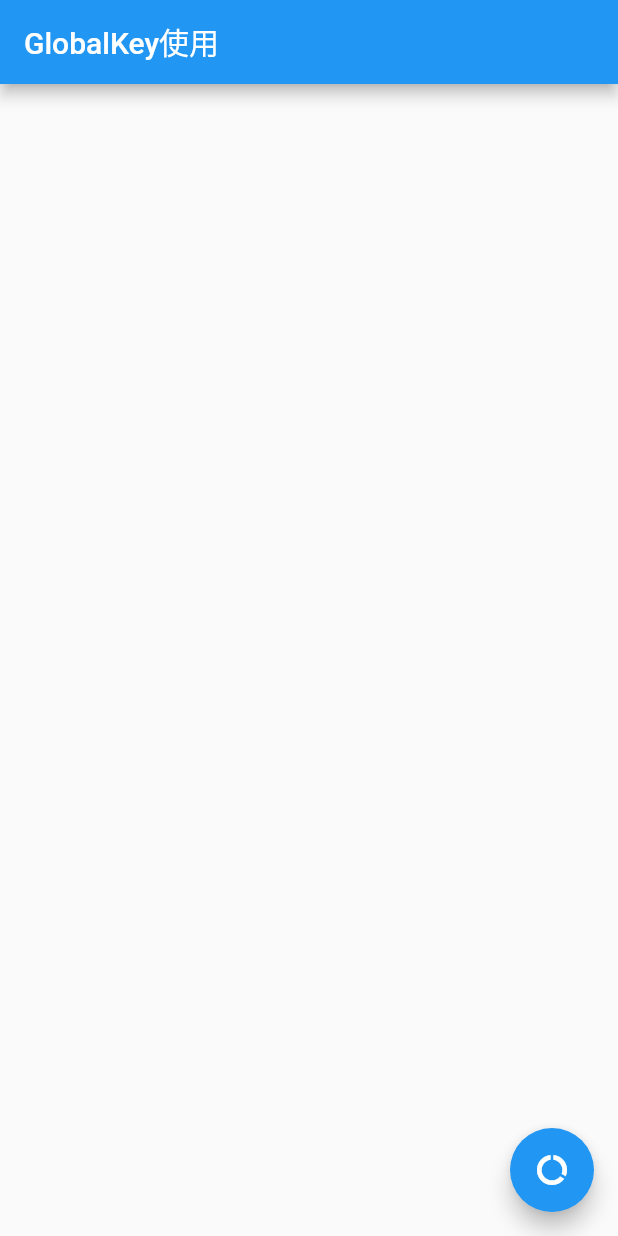
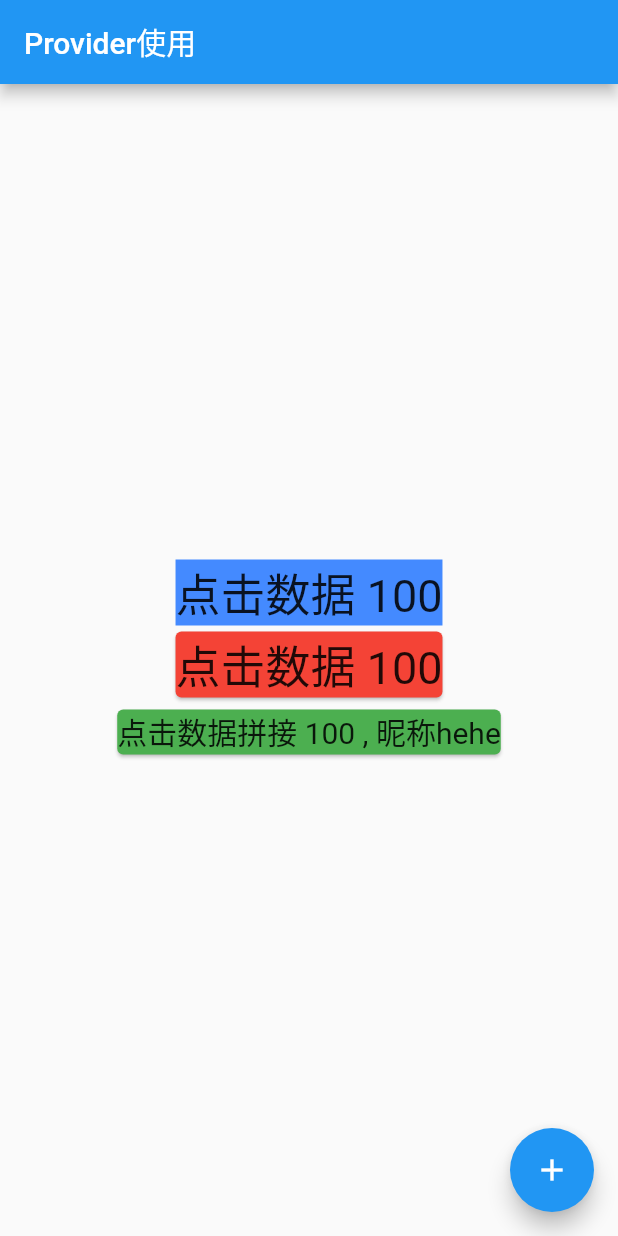
Before and after one commit to ismilesky/FlutterDemo, a Flutter app: the screen it shows after launch, on a phone screen of 412 x 824 dp. Run offline on Flutter 3.47's test engine with Material 2 defaults, Android fonts, the phone set to English and light mode, and no system bars; our stand-ins replace dio, pull_to_refresh.

Commit message:
InheritedWidget/Provider

```diff
--- /dev/null
+++ b/flutter_application_1/lib/Widget状态管理-Provider.dart
@@ -0,0 +1,228 @@
+import 'package:flutter/material.dart';
+import 'package:provider/provider.dart';
+
+// Provider数据共享
+
+/**
+ * 1.创建自己需要共享的数据
+ * 2.在应用程序的顶层ChangeNotifierProvider (ps: main.dart文件)
+ * 3.在其它位置使用共享的数据
+ *  > Provider.of: 当Provider中的数据发生改变时, Provider.of所在的Widget整个build方法都会重新构建
+ *  > Consumer(相对推荐): 当Provider中的数据发生改变时, 执行重新执行Consumer的builder
+ *  > Selector: 1.selector方法(作用,对原有的数据进行转换) 2.shouldRebuild(作用,要不要重新构建)
+ */
+
+
+// 创建自己需要共享的数据
+class CounterProvider extends ChangeNotifier {
+  int _counter = 100;
+  int get counter {
+    return _counter;
+  }
+  set counter(int value) {
+    _counter = value;
+    notifyListeners();
+  }
+}
+
+
+class ProviderDemo extends StatelessWidget {
+
+  @override
+  Widget build(BuildContext context) {
+    return Scaffold(
+      appBar: AppBar(
+         title: Text("Provider使用"),
+      ),
+      body: Center(
+          child: Column(
+           mainAxisAlignment: MainAxisAlignment.center,
+            children: [
+              ShowDataWidget1(),
+              ShowDataWidget2(),
+              ShowDataWidget3(),
+            ],
+          ),
+        ),
+      //  floatingActionButton: Consumer<CounterProvider>(
+      //   builder: (ctx, counterPro, child) {
+      //     print("floatingActionButton的build方法");
+      //     return FloatingActionButton(
+      //       child: child,
+      //       onPressed: () {
+      //         counterPro.counter += 1;
+      //       },
+      //     );
+      //   },
+      //   child: Icon(Icons.add),
+      //   ),
+        floatingActionButton: Selector<CounterProvider, CounterProvider>(
+        selector: (ctx, counterProvider) => counterProvider,
+        shouldRebuild: (pre, next) => false, // 要不要重新构建
+        builder: (ctx, counterProvider, child) {
+          print("floatingActionButton的build方法");
+          return FloatingActionButton(
+            child: child,
+            onPressed: () {
+              counterProvider.counter += 1;
+            },
+          );
+        },
+        child: Icon(Icons.add),
+        ),
+
+    );
+  }
+}
+
+/// 分析：
+
+/**
+ Consumer的builder方法解析：
+
+参数一：context，每个build方法都会有上下文，目的是知道当前树的位置
+参数二：ChangeNotifier对应的实例，也是我们在builder函数中主要使用的对象
+参数三：child，目的是进行优化，如果builder下面有一颗庞大的子树，
+当模型发生改变的时候，我们并不希望重新build这颗子树，
+那么就可以将这颗子树放到Consumer的child中，在这里直接引入即可（上述Icon所放的位置）
+
+ */
+
+/*
+ 优化1:
+
+ floatingActionButton: Consumer<CounterProvider>(
+        builder: (ctx, counterPro, c) {
+          return FloatingActionButton(
+            child: c,  //  引用的下面的Icon(Icons.add)
+            onPressed: () {
+              counterPro.counter += 1;
+            },
+          );
+        },
+        child: Icon(Icons.add),  // 不需要重新build的widget
+  ),
+
+ */
+
+
+/**
+ 优化2:
+
+ floatingActionButton的位置有重新build的必要吗？
+ 没有，因为它是否在操作数据，并没有展示；
+ 如何可以做到让它不要重新build了？使用Selector来代替Consumer
+
+
+ floatingActionButton: Selector<CounterProvider, CounterProvider>(
+        selector: (ctx, counterProvider) => counterProvider,
+        shouldRebuild: (pre, next) => false, // 要不要重新构建
+        builder: (ctx, counterProvider, child) {
+          print("floatingActionButton的build方法");
+          return FloatingActionButton(
+            child: child,
+            onPressed: () {
+              counterProvider.counter += 1;
+            },
+          );
+        },
+        child: Icon(Icons.add),
+  ),
+
+ */
+
+/**
+Selector和Consumer对比，不同之处主要是三个关键点：
+
+关键点1：泛型参数是两个
+泛型参数一：我们这次要使用的Provider
+泛型参数二：转换之后的数据类型，比如我这里转换之后依然是使用CounterProvider，那么他们两个就是一样的类型
+关键点2：selector回调函数
+转换的回调函数，你希望如何进行转换
+S Function(BuildContext, A) selector
+我这里没有进行转换，所以直接将A实例返回即可
+关键点3：是否希望重新rebuild
+这里也是一个回调函数，我们可以拿到转换前后的两个实例；
+bool Function(T previous, T next);
+因为这里我不希望它重新rebuild，无论数据如何变化，所以这里我直接return false；
+
+*/
+
+/** */
+
+
+class ShowDataWidget1 extends StatelessWidget {
+  @override
+  Widget build(BuildContext context) {
+     // 在其它位置使用共享的数据
+    int count = Provider.of<CounterProvider>(context).counter;
+
+    print("ShowDataWidget1的build方法");
+
+
+    return Container(
+       color: Colors.blueAccent,
+       child: Text("点击数据 $count", style: TextStyle(fontSize: 30),)
+
+    );
+  }
+}
+
+class ShowDataWidget2 extends StatelessWidget {
+  @override
+  Widget build(BuildContext context) {
+
+    print("ShowDataWidget2的build方法");
+
+    return Card(
+       color: Colors.red,
+       child:  Consumer<CounterProvider>(
+         builder: ((context, provider, child) {
+            print("ShowDataWidget2 Consumer build方法被执行");
+            return Text("点击数据 ${provider.counter}", style: TextStyle(fontSize: 30),);
+         }))
+    );
+  }
+}
+
+
+
+/// MultiProvider
+/// 多个Provider使用
+
+class User {
+  String name;
+  int age;
+
+  User(this.name,this.age);
+}
+
+class UserProvider extends ChangeNotifier {
+  User _user = User("hehe", 18);
+
+  set user(User user) {
+    _user = user;
+    notifyListeners();
+  }
+
+  User get user {
+    return _user;
+  }
+}
+
+class ShowDataWidget3 extends StatelessWidget {
+  @override
+  Widget build(BuildContext context) {
+
+    print("ShowDataWidget3的build方法");
+
+    return Card(
+       color: Colors.green,
+       child:  Consumer2<CounterProvider, UserProvider>( // 多个Provider数据共享
+         builder: ((context, counterProvider, userProvider, child) {
+            print("ShowDataWidget3 Consumer build方法被执行");
+            return Text("点击数据拼接 ${counterProvider.counter} , 昵称${userProvider.user.name}", style: TextStyle(fontSize: 20),);
+         }))
+    );
+  }
+}
--- a/flutter_application_1/pubspec.yaml
+++ b/flutter_application_1/pubspec.yaml
@@ -35,6 +35,7 @@ dependencies:
   # Use with the CupertinoIcons class for iOS style icons.
   cupertino_icons: ^1.0.2
   dio: ^4.0.6
+  provider: ^6.0.2
 
 dev_dependencies:
   flutter_test:
```
Also changed, not shown: flutter_application_1/lib/Widget状态管理-InheritedWidget.dart (added, +110 -0 lines), flutter_application_1/lib/main.dart (+37 -2 lines), flutter_application_1/pubspec.lock, 1 other file.
